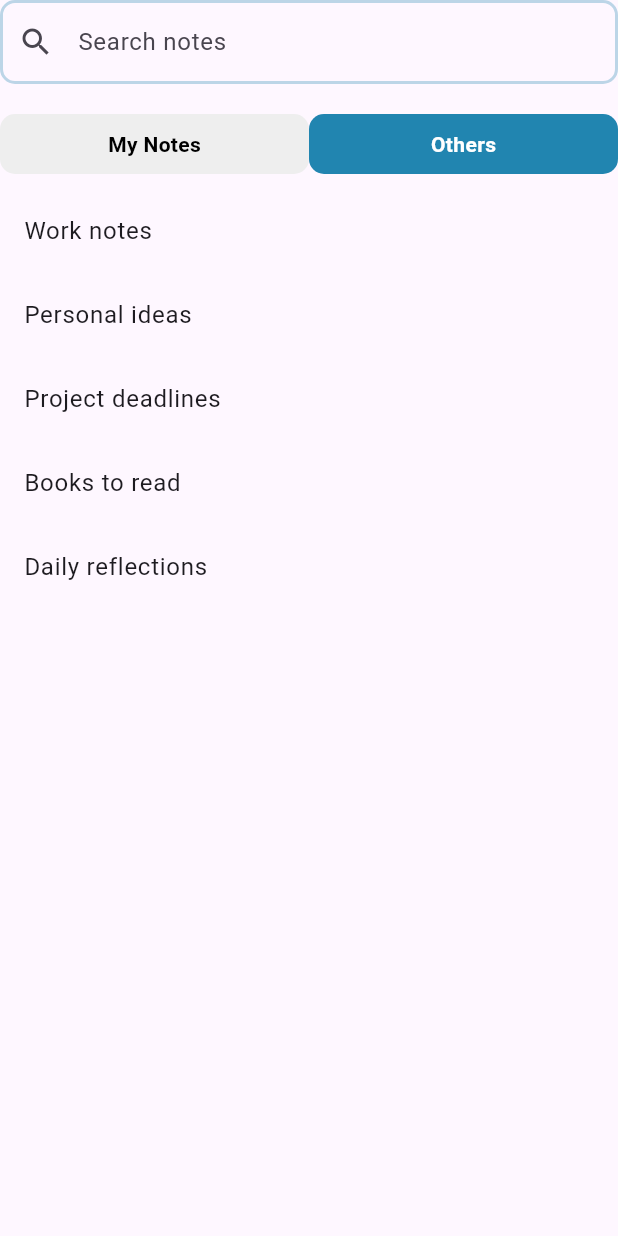
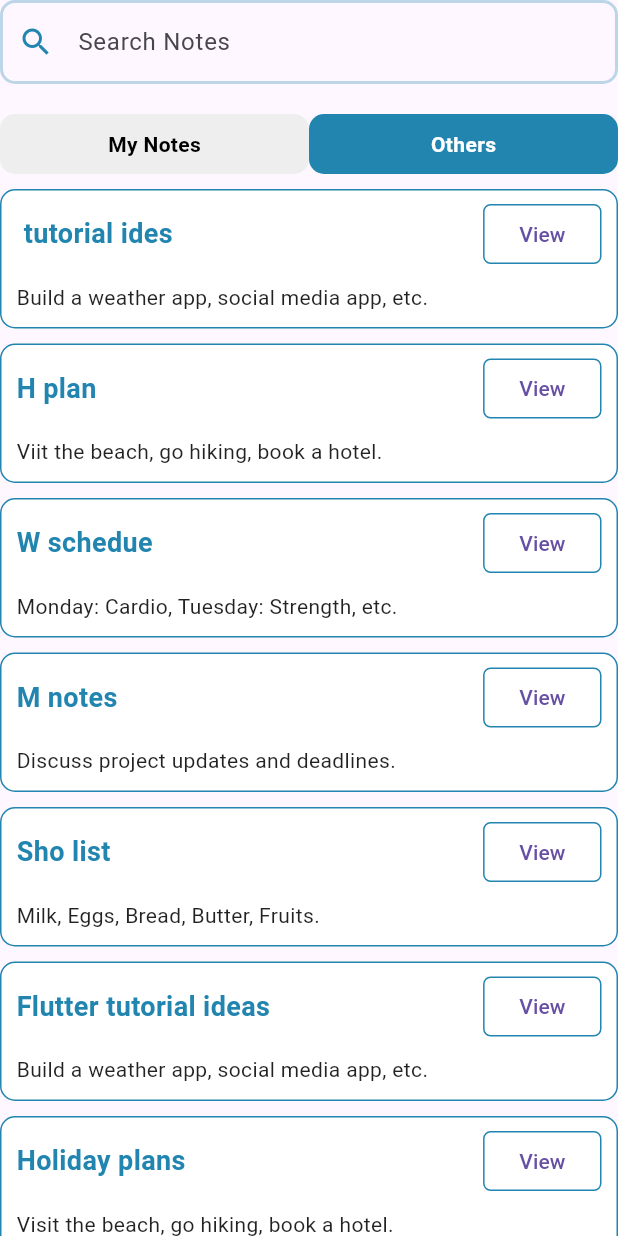
Before and after one commit to Onome15/notesync, a Flutter app: the NotesSearch screen opened directly, after a tap on "Others", on a phone screen of 412 x 824 dp. Run offline on Flutter 3.47's test engine with Material 3 defaults, Android fonts, the light colour scheme and no system bars; our stand-ins replace firebase_auth, firebase_core, flutter_riverpod, flutter_spinkit, flutter_svg, fluttertoast and 3 more; accounts and stored records are empty; Roboto replaces fonts that are missing (Cantarell).

Commit message:
modified my notes and others

```diff
--- a/lib/main.dart
+++ b/lib/main.dart
@@ -26,7 +26,7 @@ class MyApp extends StatelessWidget {
       theme: ThemeData(
         fontFamily: GoogleFonts.cantarell().fontFamily,
       ),
-      home: const HomePage(),
+      home: const SplashScreen(),
     );
   }
 }
--- a/lib/screen/Home/Header/menu.dart
+++ b/lib/screen/Home/Header/menu.dart
@@ -50,7 +50,7 @@ Widget menu(BuildContext context, ref) {
             ),
             const PopupMenuItem(
               value: 'private',
-              child: Text('private'),
+              child: Text('Private'),
             ),
             const PopupMenuItem(
               value: 'logout',
--- a/lib/screen/Home/home_page.dart
+++ b/lib/screen/Home/home_page.dart
@@ -1,8 +1,7 @@
 import 'package:flutter/material.dart';
-import 'package:flutter_riverpod/flutter_riverpod.dart'; // Assuming you're using Riverpod
+import 'package:flutter_riverpod/flutter_riverpod.dart';
 import 'package:notesync/screen/Home/Header/menu.dart';
 import 'package:notesync/screen/Home/Header/title.dart';
-
 import 'add_notes.dart';
 import 'notes/search.dart';
 
@@ -12,7 +11,8 @@ class HomePage extends ConsumerWidget {
   @override
   Widget build(BuildContext context, WidgetRef ref) {
     Color primaryColor = const Color.fromRGBO(33, 133, 176, 1);
-    Color secColor = const Color.fromRGBO(33, 133, 176, 0.3);
+    // Color secColor = const Color.fromRGBO(33, 133, 176, 0.3);
+
     return Scaffold(
       floatingActionButton: FloatingActionButton(
         onPressed: () => Navigator.push(
@@ -25,26 +25,22 @@ class HomePage extends ConsumerWidget {
           size: 50,
         ),
       ),
-      body: SingleChildScrollView(
-        child: Padding(
-          padding: const EdgeInsets.symmetric(vertical: 40, horizontal: 20),
+      body: Padding(
+        padding: const EdgeInsets.only(top: 20, left: 15, right: 15),
         child: Column(
           children: [
             Row(
               children: [
                 const Header(),
-                  const Spacer(), // Pushes the button to the opposite side
+                const Spacer(),
                 menu(context, ref),
               ],
             ),
             const SizedBox(height: 25),
-              const SizedBox(
-                height: 400,
+            const Expanded(
               child: NotesSearch(),
             ),
-              const SizedBox(height: 30),
           ],
-          ),
         ),
       ),
     );
--- a/lib/screen/Home/notes/my_notes.dart
+++ b/lib/screen/Home/notes/my_notes.dart
@@ -7,26 +7,76 @@ class MyNotes extends StatelessWidget {
 
   @override
   Widget build(BuildContext context) {
-    // Example notes list
-    final notes = [
-      "Meeting notes",
-      "Shopping list",
-      "Flutter tutorial ideas",
-      "Holiday plans",
-      "Workout schedule",
-    ];
+    Color primaryColor = const Color.fromRGBO(33, 133, 176, 1);
 
-    // Filter notes based on the search query
-    final filteredNotes = notes
-        .where((note) => note.toLowerCase().contains(searchQuery.toLowerCase()))
+    // Example notes map (title as key, body as value)
+    final Map<String, String> notes = {
+      "Flutter tutorial ides": "Build a weather app, social media app, etc.",
+      "Holiday plan": "Viit the beach, go hiking, book a hotel.",
+      "Workout schedue": "Monday: Cardio, Tuesday: Strength, etc.",
+      "Meeting notes": "Discuss project updates and deadlines.",
+      "Shopping list": "Milk, Eggs, Bread, Butter, Fruits.",
+      "Flutter tutorial ideas": "Build a weather app, social media app, etc.",
+      "Holiday plans": "Visit the beach, go hiking, book a hotel.",
+      "Workout schedule": "Monday: Cardio, Tuesday: Strength, etc.",
+    };
+
+    // Filter notes based on the search query (searching titles only)
+    final filteredNotes = notes.entries
+        .where((entry) =>
+            entry.key.toLowerCase().contains(searchQuery.toLowerCase()))
         .toList();
 
     return filteredNotes.isNotEmpty
         ? ListView.builder(
             itemCount: filteredNotes.length,
             itemBuilder: (context, index) {
-              return ListTile(
-                title: Text(filteredNotes[index]),
+              final title = filteredNotes[index].key;
+              final body = filteredNotes[index].value;
+
+              return Container(
+                margin: const EdgeInsets.only(bottom: 10),
+                padding: const EdgeInsets.only(
+                    top: 5, bottom: 10, left: 10, right: 10),
+                decoration: BoxDecoration(
+                  border: Border.all(color: primaryColor),
+                  borderRadius: BorderRadius.circular(10),
+                  color: Colors.white,
+                ),
+                child: Column(
+                  crossAxisAlignment: CrossAxisAlignment.start,
+                  children: [
+                    Row(
+                      children: [
+                        Text(
+                          title,
+                          style: TextStyle(
+                            fontSize: 18,
+                            fontWeight: FontWeight.bold,
+                            color: primaryColor,
+                          ),
+                        ),
+                        const Spacer(),
+                        OutlinedButton(
+                          onPressed: () {},
+                          style: OutlinedButton.styleFrom(
+                            shape: RoundedRectangleBorder(
+                              borderRadius: BorderRadius.circular(5.0),
+                            ),
+                            side: BorderSide(color: primaryColor),
+                          ),
+                          child: const Text("View"),
+                        )
+                      ],
+                    ),
+                    const SizedBox(height: 8),
+                    Text(
+                      body,
+                      style:
+                          const TextStyle(fontSize: 14, color: Colors.black87),
+                    ),
+                  ],
+                ),
               );
             },
           )
--- a/lib/screen/Home/notes/others.dart
+++ b/lib/screen/Home/notes/others.dart
@@ -1,32 +1,87 @@
 import 'package:flutter/material.dart';
 
-class OtherNotes extends StatelessWidget {
+class OtherNotes extends StatefulWidget {
   final String searchQuery; // Accepts the search query
 
   const OtherNotes({super.key, required this.searchQuery});
 
   @override
+  State<OtherNotes> createState() => _OtherNotesState();
+}
+
+class _OtherNotesState extends State<OtherNotes> {
+  @override
   Widget build(BuildContext context) {
-    // Example notes list for "Others"
-    final notes = [
-      "Work notes",
-      "Personal ideas",
-      "Project deadlines",
-      "Books to read",
-      "Daily reflections",
-    ];
+    Color primaryColor = const Color.fromRGBO(33, 133, 176, 1);
 
-    // Filter notes based on the search query
-    final filteredNotes = notes
-        .where((note) => note.toLowerCase().contains(searchQuery.toLowerCase()))
+    // Example notes map (title as key, body as value)
+    final Map<String, String> notes = {
+      " tutorial ides": "Build a weather app, social media app, etc.",
+      "H plan": "Viit the beach, go hiking, book a hotel.",
+      "W schedue": "Monday: Cardio, Tuesday: Strength, etc.",
+      "M notes": "Discuss project updates and deadlines.",
+      "Sho list": "Milk, Eggs, Bread, Butter, Fruits.",
+      "Flutter tutorial ideas": "Build a weather app, social media app, etc.",
+      "Holiday plans": "Visit the beach, go hiking, book a hotel.",
+      "Workout schedule": "Monday: Cardio, Tuesday: Strength, etc.",
+    };
+
+    // Filter notes based on the search query (searching titles only)
+    final filteredNotes = notes.entries
+        .where((entry) =>
+            entry.key.toLowerCase().contains(widget.searchQuery.toLowerCase()))
         .toList();
 
     return filteredNotes.isNotEmpty
         ? ListView.builder(
             itemCount: filteredNotes.length,
             itemBuilder: (context, index) {
-              return ListTile(
-                title: Text(filteredNotes[index]),
+              final title = filteredNotes[index].key;
+              final body = filteredNotes[index].value;
+
+              return Container(
+                margin: const EdgeInsets.only(bottom: 10),
+                padding: const EdgeInsets.only(
+                    top: 5, bottom: 10, left: 10, right: 10),
+                decoration: BoxDecoration(
+                  border: Border.all(color: primaryColor),
+                  borderRadius: BorderRadius.circular(10),
+                  color: Colors.white,
+                ),
+                child: Column(
+                  crossAxisAlignment: CrossAxisAlignment.start,
+                  children: [
+                    Row(
+                      children: [
+                        Text(
+                          title,
+                          style: TextStyle(
+                            fontSize: 18,
+                            fontWeight: FontWeight.bold,
+                            color: primaryColor,
+                          ),
+                        ),
+                        const Spacer(),
+                        OutlinedButton(
+                          onPressed: () {},
+                          style: OutlinedButton.styleFrom(
+                            shape: RoundedRectangleBorder(
+                              borderRadius: BorderRadius.circular(5.0),
+                            ),
+                            side: BorderSide(color: primaryColor),
+                          ),
+                          child: const Text("View"),
+                        )
+                      ],
+                    ),
+                    const SizedBox(height: 8),
+                    Text(
+                      body,
+                      style:
+                          const TextStyle(fontSize: 14, color: Colors.black87),
+                    ),
+                  ],
+                ),
               );
             },
           )
--- a/lib/screen/Home/notes/search.dart
+++ b/lib/screen/Home/notes/search.dart
@@ -32,8 +32,11 @@ class NotesSearchState extends State<NotesSearch> {
               },
               textInputAction: TextInputAction.search,
               decoration: textInputDecoration.copyWith(
-                prefixIcon: const Icon(Icons.search),
-                hintText: "Search notes",
+                prefixIcon: Icon(
+                  Icons.search,
+                  color: primaryColor,
+                ),
+                hintText: "Search Notes",
               )),
           const SizedBox(height: 20),
           // Toggle Menu
```
Lines whose indentation alone changed are shown as unchanged.
